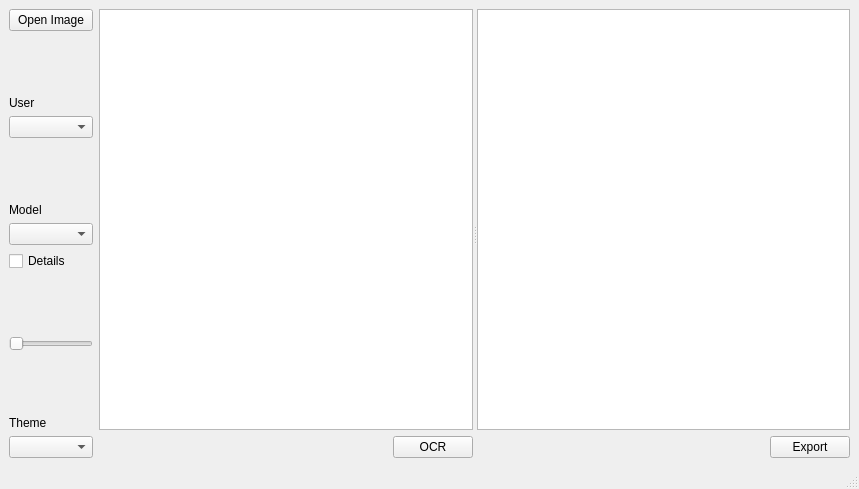
First picture: the form in UI/ui files/simple.ui, repository 20-ank-02/OCR-Module-for-Cursive-Handwriting, before the edit.
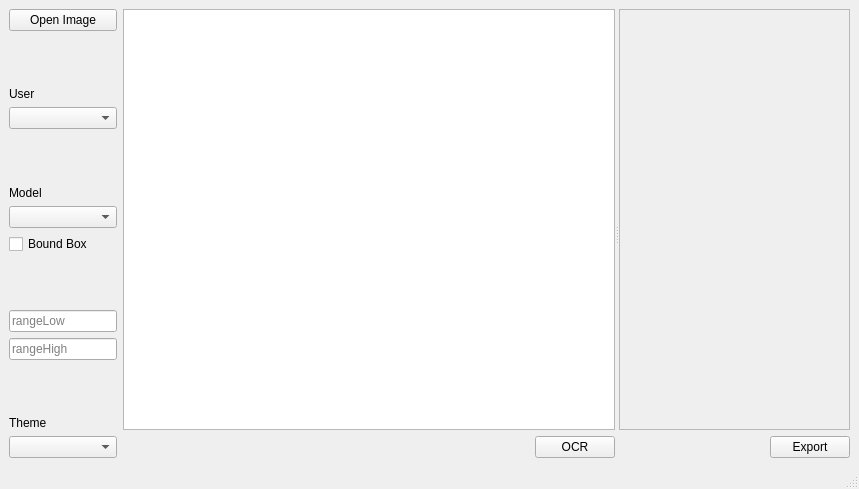
Second picture: the form after the edit.

Commit message: added: range feature, selected boundbox

Diff of the .ui file:
```diff
--- a/UI/ui files/simple.ui
+++ b/UI/ui files/simple.ui
@@ -92,7 +92,7 @@
          <string notr="true"/>
         </property>
         <property name="text">
-         <string>Details</string>
+         <string>Bound Box</string>
         </property>
        </widget>
       </item>
@@ -113,9 +113,22 @@
        </spacer>
       </item>
       <item>
-       <widget class="QSlider" name="rangeFilter">
-        <property name="orientation">
-         <enum>Qt::Horizontal</enum>
+       <widget class="QLineEdit" name="rangeLow">
+        <property name="focusPolicy">
+         <enum>Qt::ClickFocus</enum>
+        </property>
+        <property name="placeholderText">
+         <string>rangeLow</string>
+        </property>
+       </widget>
+      </item>
+      <item>
+       <widget class="QLineEdit" name="rangeHigh">
+        <property name="focusPolicy">
+         <enum>Qt::ClickFocus</enum>
+        </property>
+        <property name="placeholderText">
+         <string>rangeHigh</string>
         </property>
        </widget>
       </item>
@@ -202,10 +215,21 @@
        </property>
        <layout class="QVBoxLayout" name="verticalLayout_2">
         <item>
-         <widget class="QPlainTextEdit" name="ResultText">
-          <property name="styleSheet">
-           <string notr="true"/>
+         <widget class="QScrollArea" name="scrollArea">
+          <property name="widgetResizable">
+           <bool>true</bool>
           </property>
+          <widget class="QWidget" name="scrollAreaWidgetContents">
+           <property name="geometry">
+            <rect>
+             <x>0</x>
+             <y>0</y>
+             <width>223</width>
+             <height>414</height>
+            </rect>
+           </property>
+           <layout class="QVBoxLayout" name="verticalLayout_4"/>
+          </widget>
          </widget>
         </item>
         <item>
```
The commit also changes 3 other files.
